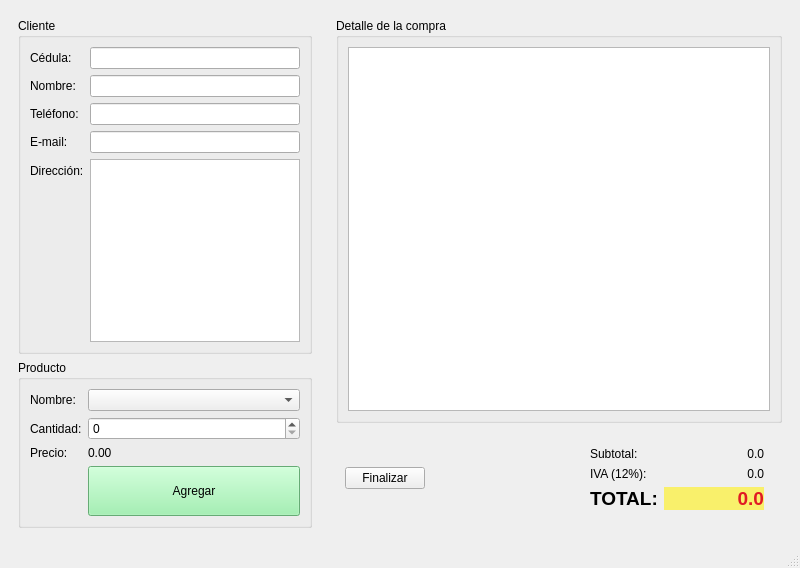
First picture: the form in tienda.ui, repository MateoProgramador/P59-QT-TIENDA, before the edit.
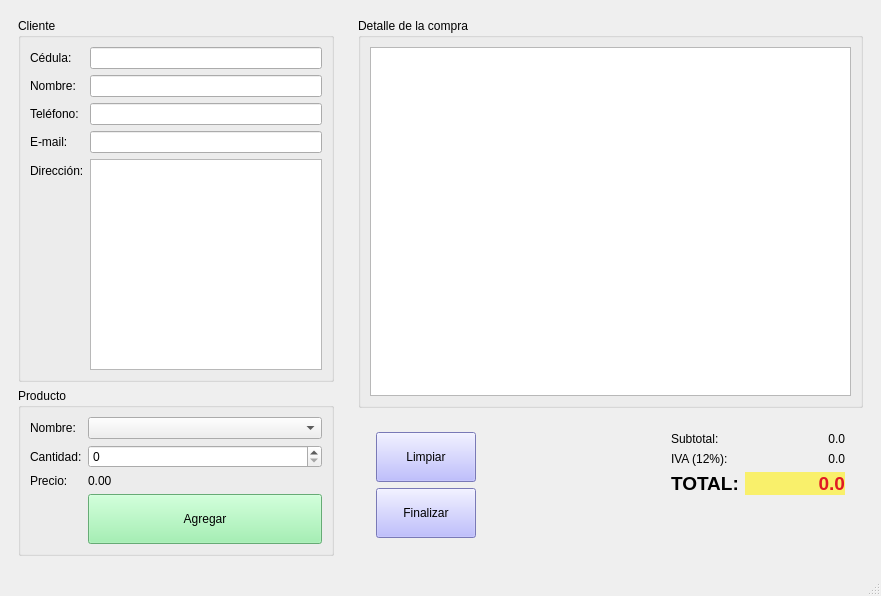
Second picture: the form after the edit.

```diff
--- a/tienda.ui
+++ b/tienda.ui
@@ -6,8 +6,8 @@
    <rect>
     <x>0</x>
     <y>0</y>
-    <width>800</width>
-    <height>568</height>
+    <width>881</width>
+    <height>596</height>
    </rect>
   </property>
   <property name="windowTitle">
@@ -174,10 +174,41 @@
         <widget class="QWidget" name="widget_3" native="true">
          <layout class="QHBoxLayout" name="horizontalLayout">
           <item>
-           <widget class="QPushButton" name="Finalizar">
-            <property name="text">
-             <string>Finalizar</string>
-            </property>
+           <widget class="QWidget" name="widget_5" native="true">
+            <layout class="QVBoxLayout" name="verticalLayout_3">
+             <item>
+              <widget class="QPushButton" name="btnLimpiar">
+               <property name="minimumSize">
+                <size>
+                 <width>100</width>
+                 <height>50</height>
+                </size>
+               </property>
+               <property name="styleSheet">
+                <string notr="true">background-color: rgb(170, 170, 255);</string>
+               </property>
+               <property name="text">
+                <string>Limpiar</string>
+               </property>
+              </widget>
+             </item>
+             <item>
+              <widget class="QPushButton" name="Finalizar">
+               <property name="minimumSize">
+                <size>
+                 <width>0</width>
+                 <height>50</height>
+                </size>
+               </property>
+               <property name="styleSheet">
+                <string notr="true">background-color: rgb(170, 170, 255);</string>
+               </property>
+               <property name="text">
+                <string>Finalizar</string>
+               </property>
+              </widget>
+             </item>
+            </layout>
            </widget>
           </item>
           <item>
```
Left out of the diff: 4 changed lines with no effect on the pictures.
